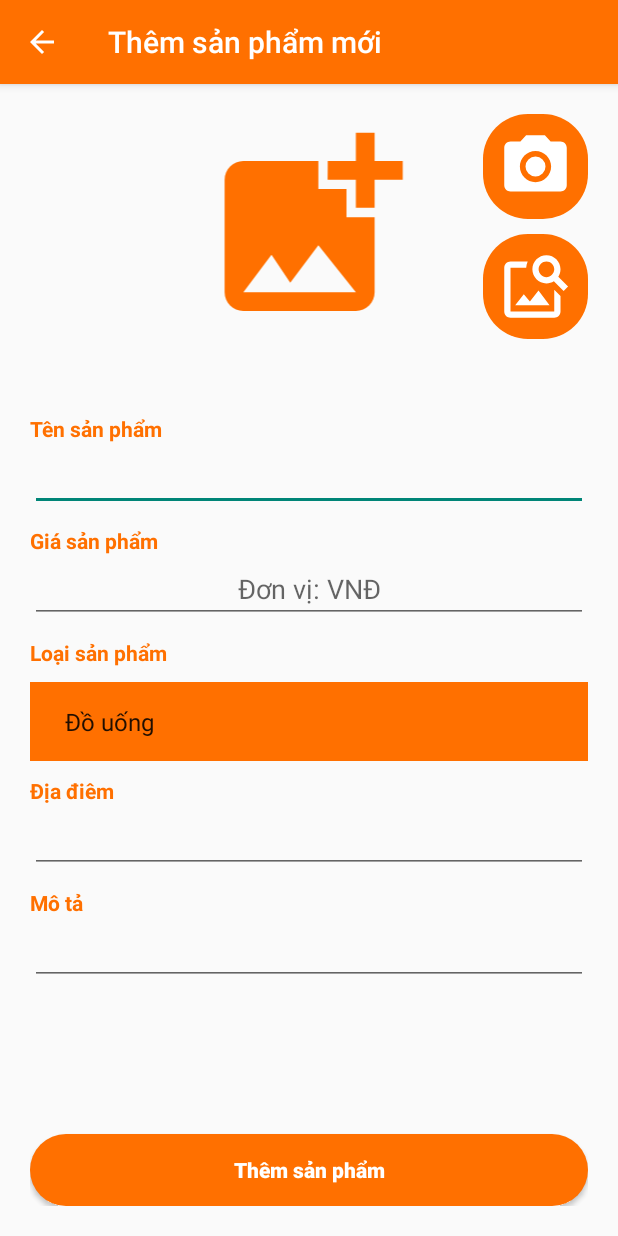
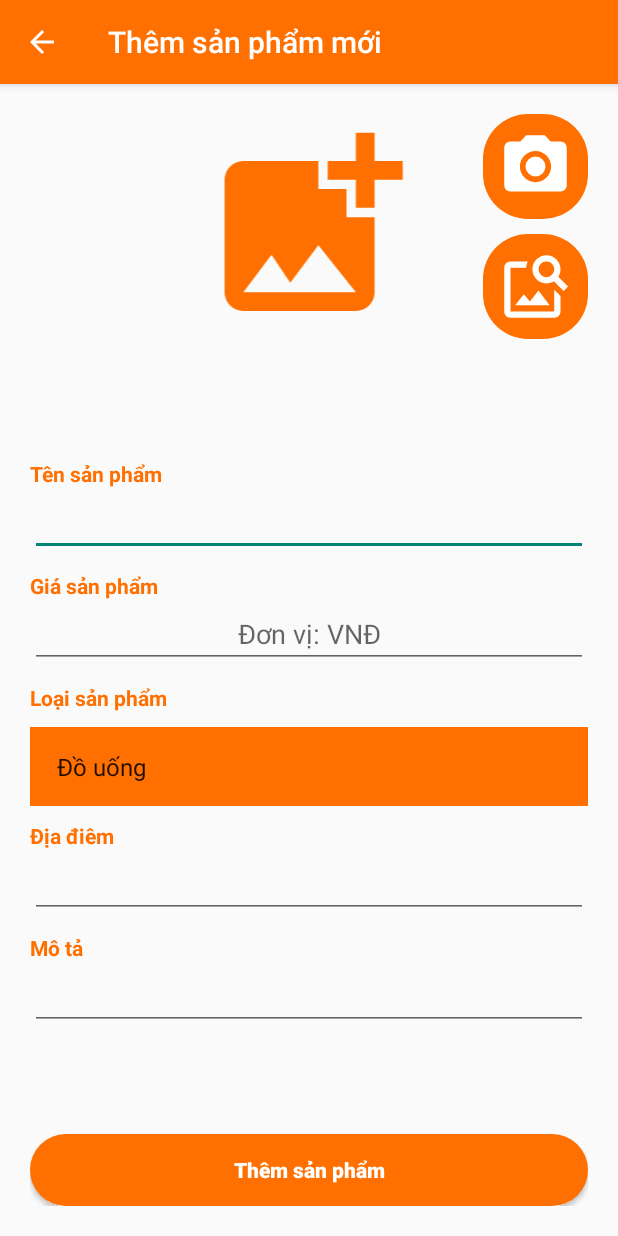
Before and after one commit to LeCongTung/FoodyApp, an Android app: the screen it shows after launch (Activity_AddProduct), after a tap on "Thêm sản phẩm mới", on a phone screen of 412 x 824 dp. Run offline under Robolectric (Android 15) with nearby library versions, the phone set to English and light mode, and no system bars.

Commit message:
Update UI

```diff
--- a/app/src/main/java/com/example/foodyapp/Database.java
+++ b/app/src/main/java/com/example/foodyapp/Database.java
@@ -26,7 +26,7 @@ public class Database extends SQLiteOpenHelper {
     //Excute: Add a product into database
     public void addP (String name, int price, String type, String location, String description, byte[] image){
         SQLiteDatabase db = getWritableDatabase();
-        String sql = "INSERT INTO milktea VALUES (null, ?, ?, ?, ?, ?, ?)";
+        String sql = "INSERT INTO product VALUES (null, ?, ?, ?, ?, ?, ?)";
         SQLiteStatement statement = db.compileStatement(sql);
         statement.clearBindings();
 
--- a/app/src/main/java/com/example/foodyapp/Show_AddProduct.java
+++ b/app/src/main/java/com/example/foodyapp/Show_AddProduct.java
@@ -13,7 +13,7 @@ import android.widget.TextView;
 import android.widget.Toast;
 
 import com.example.foodyapp.adapters.Adaptermilktea;
-import com.example.foodyapp.units.milktea;
+import com.example.foodyapp.units.product;
 
 import java.util.ArrayList;
 
@@ -21,7 +21,7 @@ public class Show_AddProduct extends AppCompatActivity {
 
     Button btnadd;
     ListView lv;
-    ArrayList<milktea> milkteaArray;
+    ArrayList<product> milkteaArray;
     Adaptermilktea milkteaAdapter;
     public static Database db;
 
@@ -37,7 +37,7 @@ public class Show_AddProduct extends AppCompatActivity {
 
         //Create a database and a table with values
         db = new Database(this, "Product.sqlite", null, 1);
-        db.QueryData("CREATE TABLE IF NOT EXISTS milktea(idP INTEGER PRIMARY KEY AUTOINCREMENT, nameP VARCHAR(255), priceP INTEGER, typeP VARCHAR(255), locationP VARCHAR(255), descriptionMT VARCHAR(255), imageMT BLOB)");
+        db.QueryData("CREATE TABLE IF NOT EXISTS product(idP INTEGER PRIMARY KEY AUTOINCREMENT, nameP VARCHAR(255), priceP INTEGER, typeP VARCHAR(255), locationP VARCHAR(255), descriptionMT VARCHAR(255), imageMT BLOB)");
 
 
         //Call class show datas to list view
@@ -56,11 +56,11 @@ public class Show_AddProduct extends AppCompatActivity {
 
     //Event: Show all datas
     private void showData(){
-        Cursor cursor = db.GetData("SELECT * FROM milktea");
+        Cursor cursor = db.GetData("SELECT * FROM product");
         milkteaArray.clear();
         while (cursor.moveToNext()){
             milkteaArray.add(new
-                    milktea(cursor.getInt(0),
+                    product(cursor.getInt(0),
                     cursor.getString(1),
                     cursor.getInt(2),
                     cursor.getString(3),
@@ -86,8 +86,8 @@ public class Show_AddProduct extends AppCompatActivity {
         btndelete.setOnClickListener(new View.OnClickListener() {
             @Override
             public void onClick(View view) {
-                db.QueryData("DELETE FROM mobile WHERE idMT ='" + id + "'");
-                Toast.makeText(ShowProduct.this, "Đã xóa thành công!", Toast.LENGTH_SHORT).show();
+                db.QueryData("DELETE FROM product WHERE idP ='" + id + "'");
+                Toast.makeText(Show_AddProduct.this, "Đã xóa thành công!", Toast.LENGTH_SHORT).show();
                 dialog.dismiss();
                 showData();
             }
--- a/app/src/main/java/com/example/foodyapp/units/milktea.java
+++ b/app/src/main/java/com/example/foodyapp/units/product.java
@@ -1,6 +1,6 @@
 package com.example.foodyapp.units;
 
-public class milktea {
+public class product {
     private int id;
     private String name;
     private int price;
@@ -9,7 +9,7 @@ public class milktea {
     private String description;
     private byte[] image;
 
-    public milktea(int id, String name, int price, String type, String location, String description, byte[] image) {
+    public product(int id, String name, int price, String type, String location, String description, byte[] image) {
         this.id = id;
         this.name = name;
         this.price = price;
--- a/app/src/main/res/layout/activity_add_product.xml
+++ b/app/src/main/res/layout/activity_add_product.xml
@@ -58,7 +58,7 @@
         <TextView
             android:layout_width="wrap_content"
             android:layout_height="wrap_content"
-            android:layout_marginTop="50dp"
+            android:layout_marginTop="80dp"
             android:text="Tên sản phẩm"
             android:textColor="@color/mainColor"
             android:textStyle="bold" />
@@ -99,7 +99,8 @@
             android:layout_height="wrap_content"
             android:layout_marginVertical="10dp"
             android:background="@color/mainColor"
-            android:padding="15dp" />
+            android:paddingVertical="15dp"
+            android:paddingStart="10dp"/>
 
         <TextView
             android:layout_width="wrap_content"
--- a/app/src/main/res/layout/dialog_delete_product.xml
+++ b/app/src/main/res/layout/dialog_delete_product.xml
@@ -62,7 +62,7 @@
                 android:layout_height="50dp"
                 android:layout_weight="1"
 
-                android:background="@color/mainColor"
+                android:background="@drawable/btn_circle_orange"
 
                 android:text="Xóa"
                 android:textAllCaps="false"
@@ -82,7 +82,7 @@
                 android:layout_height="50dp"
                 android:layout_weight="1"
 
-                android:background="@color/mainColor"
+                android:background="@drawable/btn_circle_orange"
 
                 android:text="Hủy"
                 android:textAllCaps="false"
```
Also changed, not shown: app/src/main/java/com/example/foodyapp/adapters/Adaptermilktea.java (+10 -11 lines).
